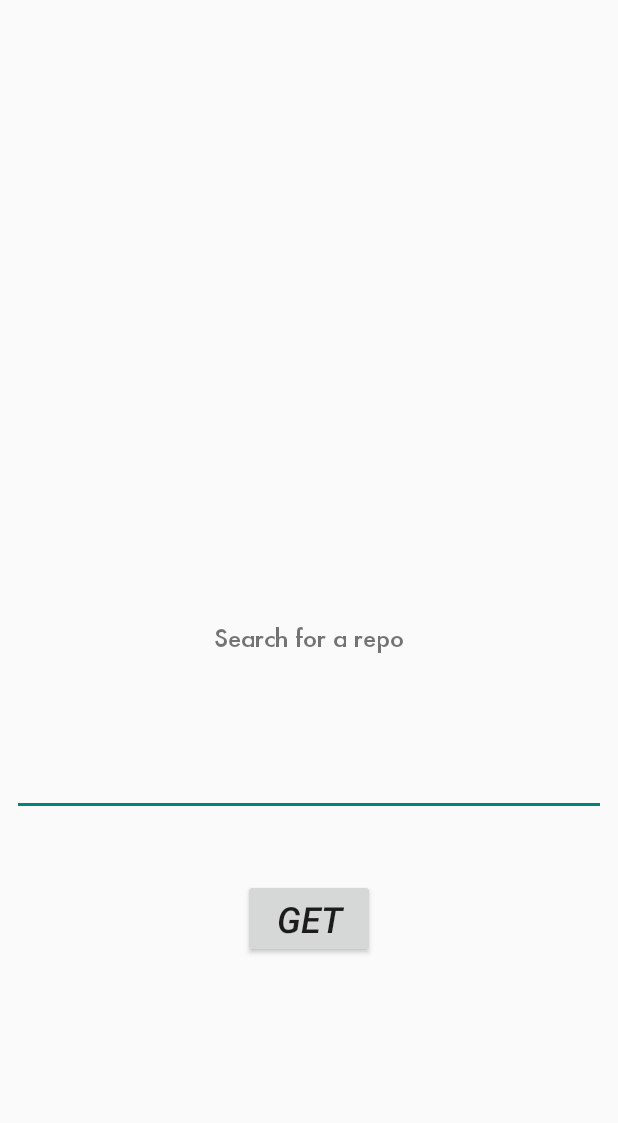
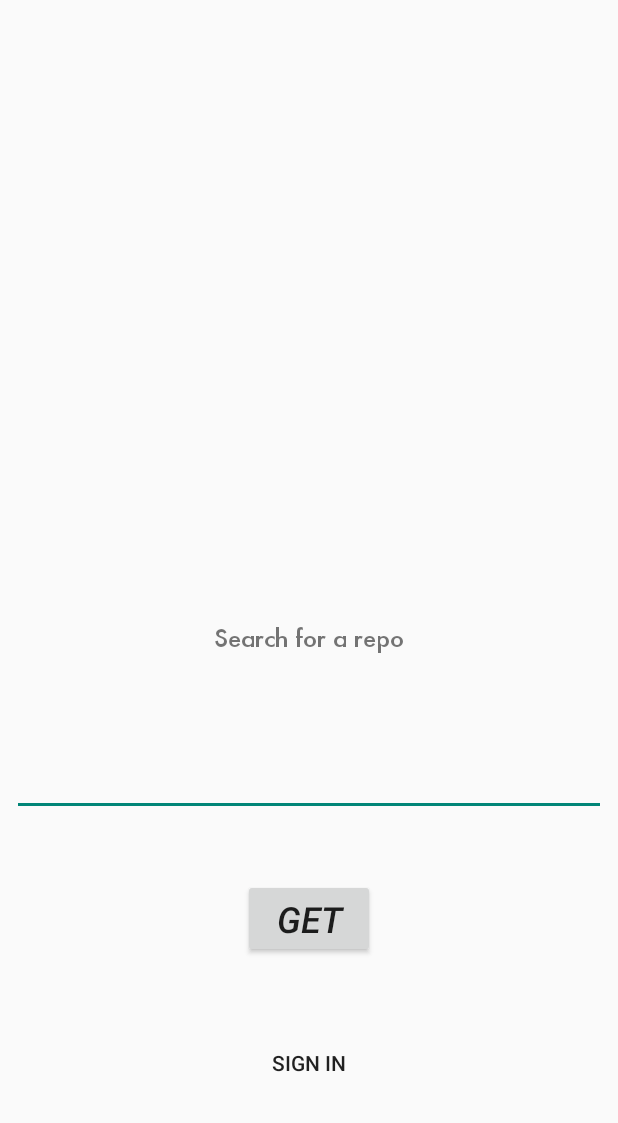
Before and after one commit to slbrtg/GitBoy, an Android app: the screen it shows after launch (MainActivity), on a phone screen of 412 x 824 dp, the part 113-1236 px from its top. Run offline under Robolectric (Android 15) with nearby library versions, the phone set to English and light mode, and no system bars; our stand-ins replace ButterKnife.

Commit message:
add third activity

```diff
--- a/app/src/main/java/com/doghat/gitboy/ui/MainActivity.java
+++ b/app/src/main/java/com/doghat/gitboy/ui/MainActivity.java
@@ -14,12 +14,13 @@ import butterknife.Bind;
 import butterknife.ButterKnife;
 import com.doghat.gitboy.R;
 
-public class MainActivity extends AppCompatActivity {
+public class MainActivity extends AppCompatActivity implements View.OnClickListener {
     public static final String TAG = MainActivity.class.getSimpleName();
     @Bind(R.id.searchRepoButton) Button mSearchRepoButton;
     @Bind(R.id.searchRepoEditText) EditText mSearchRepoEditText;
     @Bind(R.id.appNameTextView) TextView mAppNameTextView;
     @Bind(R.id.searchRepoTextView) TextView mSearchRepoTextView;
+    @Bind(R.id.signInButton) Button mSignInButton;
 
     @Override
     protected void onCreate(Bundle savedInstanceState) {
@@ -33,14 +34,19 @@ public class MainActivity extends AppCompatActivity {
         mAppNameTextView.setTypeface(futuraBI);
         mSearchRepoTextView.setTypeface(futuraMedium);
 
-        mSearchRepoButton.setOnClickListener(new View.OnClickListener() {
+        mSearchRepoButton.setOnClickListener(this);
+    }
     @Override
     public void onClick(View v) {
+        if(v == mSearchRepoButton){
             String searchRepoQuery = mSearchRepoEditText.getText().toString();
             Intent intent = new Intent(MainActivity.this, RepoSearchResultsActivity.class);
             intent.putExtra("searchRepoQuery", searchRepoQuery);
             startActivity(intent);
         }
-        });
+        if(v == mSignInButton){
+            Intent intent = new Intent(MainActivity.this, SignInActivity.class);
+            startActivity(intent);
         }
     }
+}
--- a/app/src/main/res/layout/activity_main.xml
+++ b/app/src/main/res/layout/activity_main.xml
@@ -66,4 +66,21 @@
         app:layout_constraintLeft_toLeftOf="parent"
         android:layout_marginRight="8dp"
         app:layout_constraintRight_toRightOf="parent" />
+
+    <Button
+        android:id="@+id/signInButton"
+        style="@style/Widget.AppCompat.Button.Borderless"
+        android:layout_width="wrap_content"
+        android:layout_height="wrap_content"
+        android:layout_marginBottom="8dp"
+        android:layout_marginLeft="8dp"
+        android:layout_marginRight="8dp"
+        android:layout_marginTop="8dp"
+        android:text="Sign in"
+        app:layout_constraintBottom_toBottomOf="parent"
+        app:layout_constraintLeft_toLeftOf="parent"
+        app:layout_constraintRight_toRightOf="parent"
+        app:layout_constraintTop_toBottomOf="@+id/searchRepoButton"
+        app:layout_constraintVertical_bias="0.822" />
+
 </android.support.constraint.ConstraintLayout>
```
Also changed, not shown: app/build.gradle (+6 -6 lines), app/src/main/AndroidManifest.xml (+4 -4 lines), app/src/main/java/com/doghat/gitboy/ui/SignInActivity.java (added, +15 -0 lines), app/src/main/res/layout/activity_sign_in.xml (added, +23 -0 lines). Lines whose indentation alone changed are shown as unchanged.
